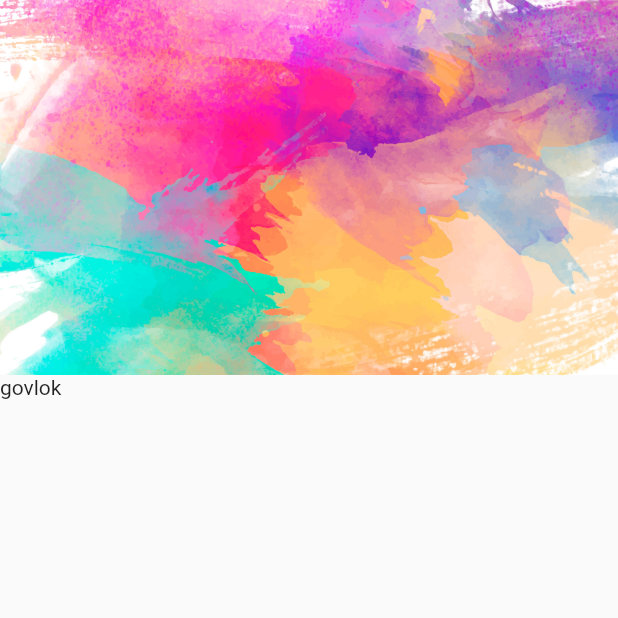
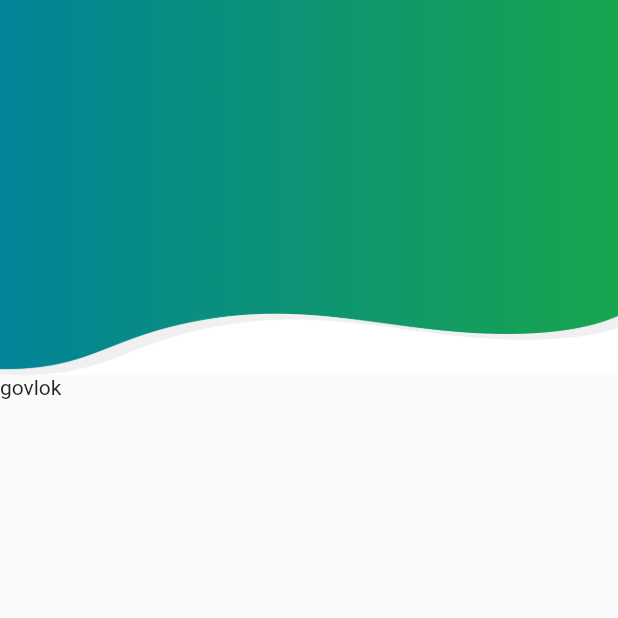
Before and after one commit to syukri21/Absent-Mobile, a Flutter app: the screen it shows after launch, on a phone screen of 412 x 824 dp, the top half of it. Run offline on Flutter 3.47's test engine with Material 2 defaults, Android fonts, the phone set to English and light mode, and no system bars.

Commit message:
fix teak

```diff
--- a/lib/layout/main/main.dart
+++ b/lib/layout/main/main.dart
@@ -1,4 +1,3 @@
-import 'package:absent_flutter/screen/home/Home.dart';
 import 'package:flutter/material.dart';
 
 class LayoutMain extends StatelessWidget {
@@ -21,21 +20,20 @@ class LayoutMain extends StatelessWidget {
                 pinned: true,
                 centerTitle: false,
                 flexibleSpace: LayoutBuilder(builder: (context, constraint) {
-                  print("constraint = " + constraint.toString());
                   var top = constraint.biggest.height;
                   return FlexibleSpaceBar(
                     centerTitle: false,
                     titlePadding: EdgeInsets.all(16),
+                    background: Image(
+                      image: AssetImage('assets/images/homebackground1.jpg'),
+                      fit: BoxFit.cover,
+                    ),
                     title: Text(
                       top == 80.0 ? this.title : '',
                       style: TextStyle(
                         color: Colors.white,
                         fontSize: 16.0,
                       ),
-                    ),
-                    background: Image(
-                      image: AssetImage('assets/images/homebackground2.jpg'),
-                      fit: BoxFit.cover,
                     ),
                   );
                 }),
--- a/lib/main.dart
+++ b/lib/main.dart
@@ -12,6 +12,9 @@ class MyApp extends StatelessWidget {
   Widget build(BuildContext context) {
     return MaterialApp(
       initialRoute: "/",
+      theme: ThemeData(
+        primarySwatch: Colors.teal,
+      ),
       routes: {
         HOME_SCREEN["path"]: (context) =>
             LayoutMain(child: Home(), title: HOME_SCREEN["title"])
```
Also changed, not shown: assets/images/homebackground1.jpg.
